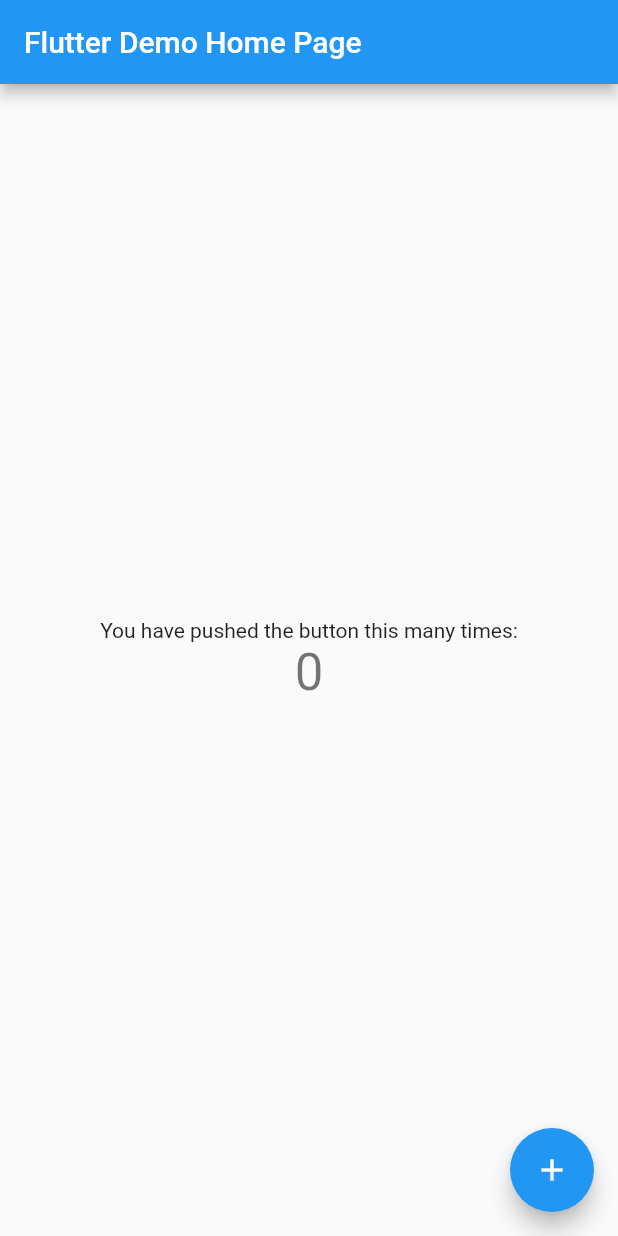
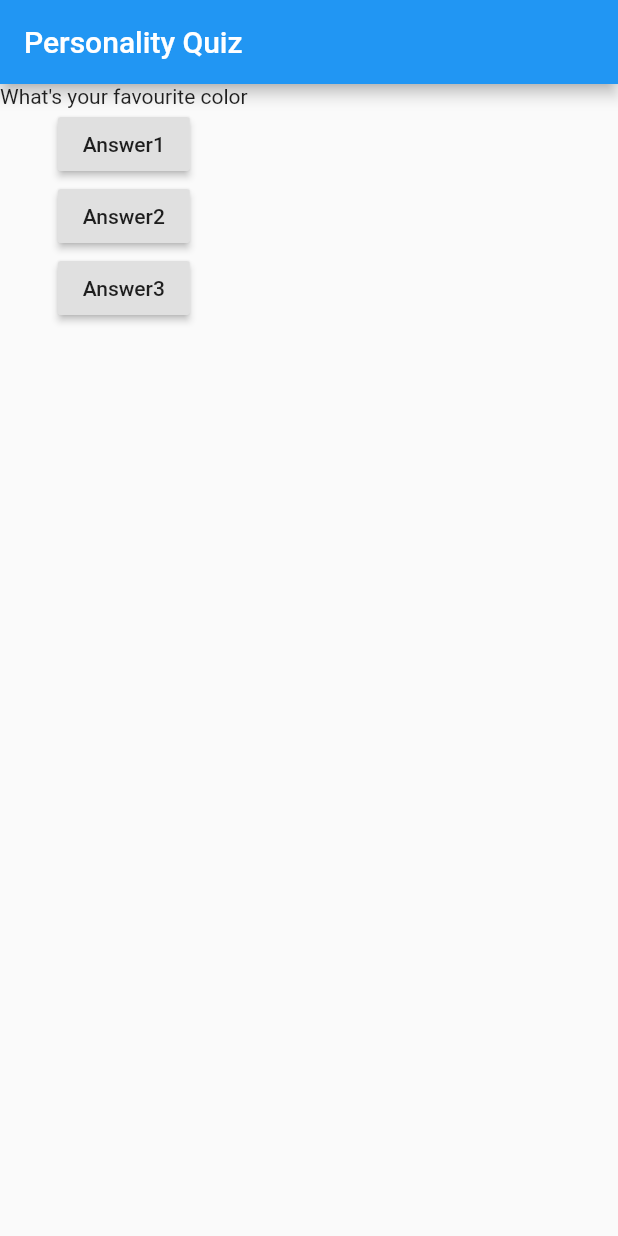
Before and after one commit to muriukiMartin/quiz_app, a Flutter app: the screen it shows after launch, on a phone screen of 412 x 824 dp. Run offline on Flutter 3.47's test engine with Material 2 defaults, Android fonts, the phone set to English and light mode, and no system bars.

Commit message:
Widget tree and widget states

```diff
--- a/lib/main.dart
+++ b/lib/main.dart
@@ -1,115 +1,58 @@
+// ignore_for_file: prefer_const_constructors, use_key_in_widget_constructors, prefer_const_literals_to_create_immutables
+
 import 'package:flutter/material.dart';
 
 void main() {
-  runApp(const MyApp());
+  runApp(MyQuizApp());
 }
 
-class MyApp extends StatelessWidget {
-  const MyApp({Key? key}) : super(key: key);
-
-  // This widget is the root of your application.
+class MyQuizApp extends StatefulWidget {
   @override
-  Widget build(BuildContext context) {
-    return MaterialApp(
-      title: 'Flutter Demo',
-      theme: ThemeData(
-        // This is the theme of your application.
-        //
-        // Try running your application with "flutter run". You'll see the
-        // application has a blue toolbar. Then, without quitting the app, try
-        // changing the primarySwatch below to Colors.green and then invoke
-        // "hot reload" (press "r" in the console where you ran "flutter run",
-        // or simply save your changes to "hot reload" in a Flutter IDE).
-        // Notice that the counter didn't reset back to zero; the application
-        // is not restarted.
-        primarySwatch: Colors.blue,
-      ),
-      home: const MyHomePage(title: 'Flutter Demo Home Page'),
-    );
+  State<StatefulWidget> createState() {
+    // TODO: implement createState
+    return MyQuizAppState();
   }
 }
 
-class MyHomePage extends StatefulWidget {
-  const MyHomePage({Key? key, required this.title}) : super(key: key);
+class MyQuizAppState extends State<MyQuizApp> {
+  var questionIndex = 0;
 
-  // This widget is the home page of your application. It is stateful, meaning
-  // that it has a State object (defined below) that contains fields that affect
-  // how it looks.
-
-  // This class is the configuration for the state. It holds the values (in this
-  // case the title) provided by the parent (in this case the App widget) and
-  // used by the build method of the State. Fields in a Widget subclass are
-  // always marked "final".
-
-  final String title;
-
-  @override
-  State<MyHomePage> createState() => _MyHomePageState();
-}
-
-class _MyHomePageState extends State<MyHomePage> {
-  int _counter = 0;
-
-  void _incrementCounter() {
+  void answerQuestion() {
     setState(() {
-      // This call to setState tells the Flutter framework that something has
-      // changed in this State, which causes it to rerun the build method below
-      // so that the display can reflect the updated values. If we changed
-      // _counter without calling setState(), then the build method would not be
-      // called again, and so nothing would appear to happen.
-      _counter++;
+      questionIndex = questionIndex + 1;
     });
+    print(questionIndex);
   }
 
   @override
   Widget build(BuildContext context) {
-    // This method is rerun every time setState is called, for instance as done
-    // by the _incrementCounter method above.
-    //
-    // The Flutter framework has been optimized to make rerunning build methods
-    // fast, so that you can just rebuild anything that needs updating rather
-    // than having to individually change instances of widgets.
-    return Scaffold(
-      appBar: AppBar(
-        // Here we take the value from the MyHomePage object that was created by
-        // the App.build method, and use it to set our appbar title.
-        title: Text(widget.title),
-      ),
-      body: Center(
-        // Center is a layout widget. It takes a single child and positions it
-        // in the middle of the parent.
-        child: Column(
-          // Column is also a layout widget. It takes a list of children and
-          // arranges them vertically. By default, it sizes itself to fit its
-          // children horizontally, and tries to be as tall as its parent.
-          //
-          // Invoke "debug painting" (press "p" in the console, choose the
-          // "Toggle Debug Paint" action from the Flutter Inspector in Android
-          // Studio, or the "Toggle Debug Paint" command in Visual Studio Code)
-          // to see the wireframe for each widget.
-          //
-          // Column has various properties to control how it sizes itself and
-          // how it positions its children. Here we use mainAxisAlignment to
-          // center the children vertically; the main axis here is the vertical
-          // axis because Columns are vertical (the cross axis would be
-          // horizontal).
-          mainAxisAlignment: MainAxisAlignment.center,
-          children: <Widget>[
-            const Text(
-              'You have pushed the button this many times:',
+    var questions = [
+      'What\'s your favourite color',
+      'What\'s your favourite animal',
+    ];
+    return MaterialApp(
+      home: Scaffold(
+        appBar: AppBar(
+          title: Text('Personality Quiz'),
+        ),
+        body: Column(
+          children: [
+            Text(questions[questionIndex]),
+            RaisedButton(
+              child: Text('Answer1'),
+              onPressed: answerQuestion,
             ),
-            Text(
-              '$_counter',
-              style: Theme.of(context).textTheme.headline4,
+            RaisedButton(
+              child: Text('Answer2'),
+              onPressed: answerQuestion,
+            ),
+            RaisedButton(
+              child: Text('Answer3'),
+              onPressed: answerQuestion,
             ),
           ],
         ),
       ),
-      floatingActionButton: FloatingActionButton(
-        onPressed: _incrementCounter,
-        tooltip: 'Increment',
-        child: const Icon(Icons.add),
-      ), // This trailing comma makes auto-formatting nicer for build methods.
     );
   }
 }
```
